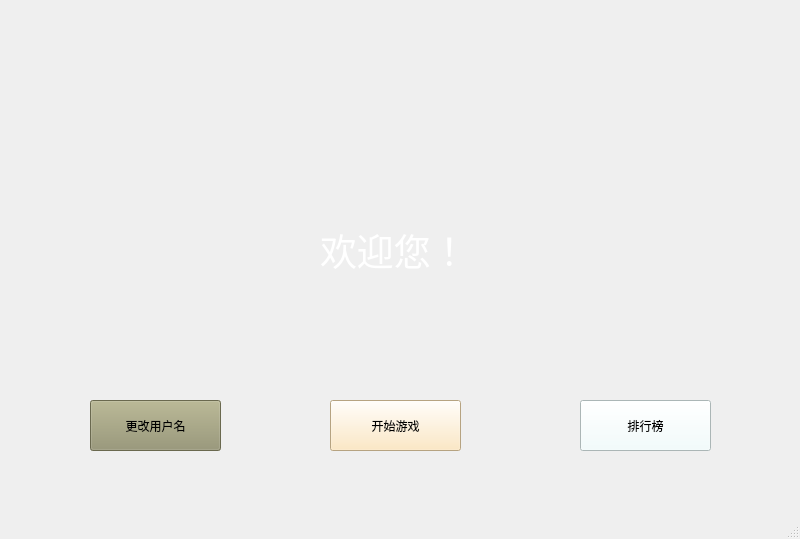
Above: cbejeweleddlg.ui from sisifuCha/finalGamefor2024 before the change. Below: the same form after it.
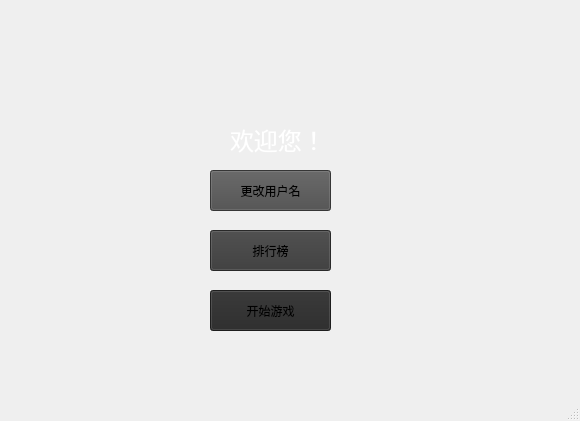
That is the form after the change. Icons and pictures are not drawn.

Patch:
```diff
--- a/cbejeweleddlg.ui
+++ b/cbejeweleddlg.ui
@@ -6,20 +6,20 @@
    <rect>
     <x>0</x>
     <y>0</y>
-    <width>800</width>
-    <height>539</height>
+    <width>580</width>
+    <height>421</height>
    </rect>
   </property>
   <property name="minimumSize">
    <size>
-    <width>800</width>
-    <height>539</height>
+    <width>521</width>
+    <height>421</height>
    </size>
   </property>
   <property name="maximumSize">
    <size>
-    <width>800</width>
-    <height>539</height>
+    <width>621</width>
+    <height>421</height>
    </size>
   </property>
   <property name="windowTitle">
@@ -33,18 +33,18 @@
    <widget class="QPushButton" name="btn_mainToGame">
     <property name="geometry">
      <rect>
-      <x>330</x>
-      <y>400</y>
-      <width>131</width>
-      <height>51</height>
+      <x>210</x>
+      <y>290</y>
+      <width>121</width>
+      <height>41</height>
      </rect>
     </property>
     <property name="cursor">
      <cursorShape>PointingHandCursor</cursorShape>
     </property>
     <property name="styleSheet">
-     <string notr="true">background-color: rgb(255, 228, 181);
-font: 75 11pt &quot;微软雅黑&quot;;</string>
+     <string notr="true">font: 75 11pt &quot;微软雅黑&quot;;
+background-color: rgb(40, 40, 40);</string>
     </property>
     <property name="text">
      <string>开始游戏</string>
@@ -53,17 +53,17 @@
    <widget class="QPushButton" name="btn_mainToRank">
     <property name="geometry">
      <rect>
-      <x>580</x>
-      <y>400</y>
-      <width>131</width>
-      <height>51</height>
+      <x>210</x>
+      <y>230</y>
+      <width>121</width>
+      <height>41</height>
      </rect>
     </property>
     <property name="cursor">
      <cursorShape>PointingHandCursor</cursorShape>
     </property>
     <property name="styleSheet">
-     <string notr="true">background-color: rgb(240, 255, 255);
+     <string notr="true">background-color: rgb(57, 57, 57);
 font: 75 11pt &quot;微软雅黑&quot;;</string>
     </property>
     <property name="text">
@@ -73,10 +73,10 @@
    <widget class="QLabel" name="label_welcome">
     <property name="geometry">
      <rect>
-      <x>320</x>
-      <y>200</y>
-      <width>191</width>
-      <height>101</height>
+      <x>230</x>
+      <y>110</y>
+      <width>141</width>
+      <height>61</height>
      </rect>
     </property>
     <property name="font">
@@ -89,16 +89,16 @@
      <enum>Qt::ActionsContextMenu</enum>
     </property>
     <property name="text">
-     <string>&lt;html&gt;&lt;head/&gt;&lt;body&gt;&lt;p&gt;&lt;span style=&quot; color:#ffffff;&quot;&gt;欢迎您！&lt;/span&gt;&lt;/p&gt;&lt;/body&gt;&lt;/html&gt;</string>
+     <string>&lt;html&gt;&lt;head/&gt;&lt;body&gt;&lt;p&gt;&lt;span style=&quot; font-size:18pt; color:#ffffff;&quot;&gt;欢迎您！&lt;/span&gt;&lt;/p&gt;&lt;/body&gt;&lt;/html&gt;</string>
     </property>
    </widget>
    <widget class="QPushButton" name="btn_name">
     <property name="geometry">
      <rect>
-      <x>90</x>
-      <y>400</y>
-      <width>131</width>
-      <height>51</height>
+      <x>210</x>
+      <y>170</y>
+      <width>121</width>
+      <height>41</height>
      </rect>
     </property>
     <property name="cursor">
@@ -108,8 +108,8 @@
      <number>-4</number>
     </property>
     <property name="styleSheet">
-     <string notr="true">background-color: rgb(148, 147, 111);
-font: 75 11pt &quot;微软雅黑&quot;;</string>
+     <string notr="true">font: 75 11pt &quot;微软雅黑&quot;;
+background-color: rgb(76, 76, 76);</string>
     </property>
     <property name="text">
      <string>更改用户名</string>
@@ -118,10 +118,10 @@
    <widget class="QLabel" name="label_2">
     <property name="geometry">
      <rect>
-      <x>260</x>
-      <y>70</y>
-      <width>301</width>
-      <height>151</height>
+      <x>120</x>
+      <y>20</y>
+      <width>291</width>
+      <height>81</height>
      </rect>
     </property>
     <property name="font">
@@ -137,6 +137,29 @@
      <string>&lt;html&gt;&lt;head/&gt;&lt;body&gt;&lt;p&gt;&lt;img src=&quot;:/new/picture/bsmz1.png&quot;/&gt;&lt;/p&gt;&lt;/body&gt;&lt;/html&gt;</string>
     </property>
    </widget>
+   <widget class="QLabel" name="label">
+    <property name="geometry">
+     <rect>
+      <x>0</x>
+      <y>-20</y>
+      <width>571</width>
+      <height>421</height>
+     </rect>
+    </property>
+    <property name="styleSheet">
+     <string notr="true">
+border-image: url(:/xyyResource/night-9061_512.gif);</string>
+    </property>
+    <property name="text">
+     <string/>
+    </property>
+   </widget>
+   <zorder>label</zorder>
+   <zorder>btn_mainToGame</zorder>
+   <zorder>btn_mainToRank</zorder>
+   <zorder>label_welcome</zorder>
+   <zorder>btn_name</zorder>
+   <zorder>label_2</zorder>
   </widget>
   <widget class="QMenuBar" name="menubar">
    <property name="geometry">
```
Left out of the diff: 10 changed lines with no effect on the pictures.
